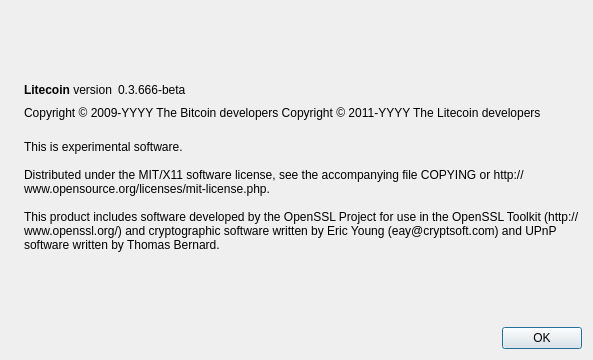
pixicoin/pixicoin, file src/qt/forms/aboutdialog.ui: the form before one commit.
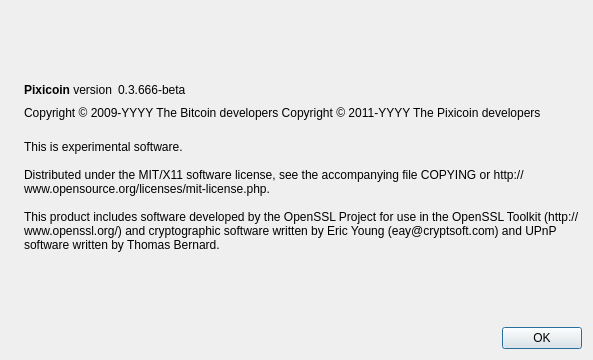
The form after the commit. Icons and pictures are not drawn.

Diff of the .ui file:
```diff
--- a/src/qt/forms/aboutdialog.ui
+++ b/src/qt/forms/aboutdialog.ui
@@ -50,7 +50,7 @@
           <cursorShape>IBeamCursor</cursorShape>
          </property>
          <property name="text">
-          <string>&lt;b&gt;Litecoin&lt;/b&gt; version</string>
+          <string>&lt;b&gt;Pixicoin&lt;/b&gt; version</string>
          </property>
          <property name="textInteractionFlags">
           <set>Qt::LinksAccessibleByMouse|Qt::TextSelectableByKeyboard|Qt::TextSelectableByMouse</set>
@@ -92,7 +92,7 @@
        </property>
        <property name="text">
         <string notr="true">Copyright &amp;copy; 2009-YYYY The Bitcoin developers
-Copyright &amp;copy; 2011-YYYY The Litecoin developers</string>
+Copyright &amp;copy; 2011-YYYY The Pixicoin developers</string>
        </property>
        <property name="textFormat">
         <enum>Qt::RichText</enum>
```
Left out of the diff: 2 changed lines with no effect on the pictures.
